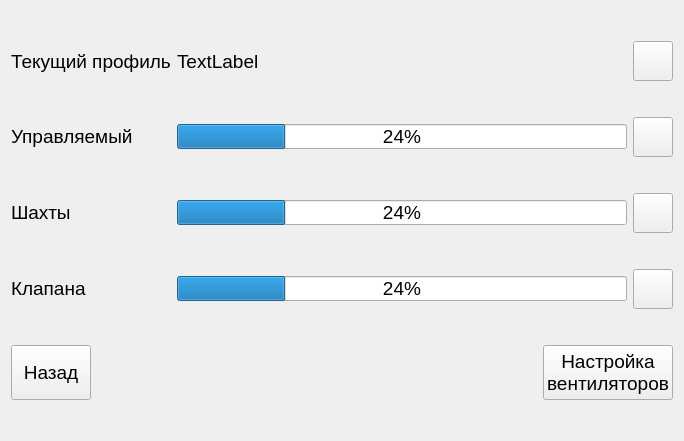
This is QtClient/QtClimaClient/Frames/VentilationOverviewFrame.ui in ciberslavik/climacore as Qt 5 draws it before an edit. The edited form follows.
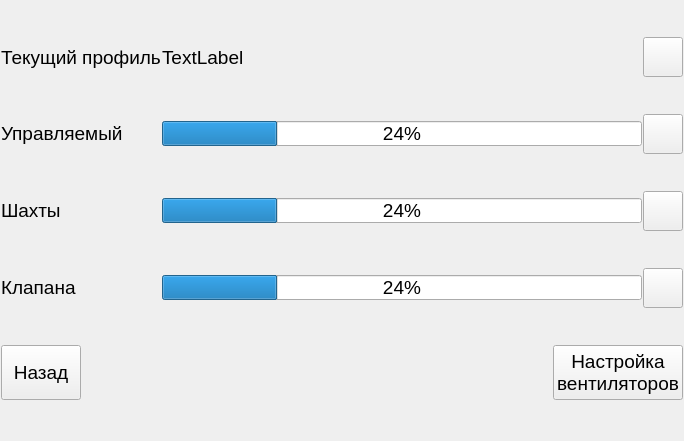
This is the edited form. Icons and pictures are not drawn.

Diff of the .ui file:
```diff
--- a/QtClient/QtClimaClient/Frames/VentilationOverviewFrame.ui
+++ b/QtClient/QtClimaClient/Frames/VentilationOverviewFrame.ui
@@ -19,6 +19,21 @@
    <string>Form</string>
   </property>
   <layout class="QGridLayout" name="gridLayout">
+   <property name="leftMargin">
+    <number>1</number>
+   </property>
+   <property name="topMargin">
+    <number>1</number>
+   </property>
+   <property name="rightMargin">
+    <number>1</number>
+   </property>
+   <property name="bottomMargin">
+    <number>1</number>
+   </property>
+   <property name="spacing">
+    <number>1</number>
+   </property>
    <item row="0" column="0">
     <widget class="QLabel" name="label">
      <property name="maximumSize">
```
